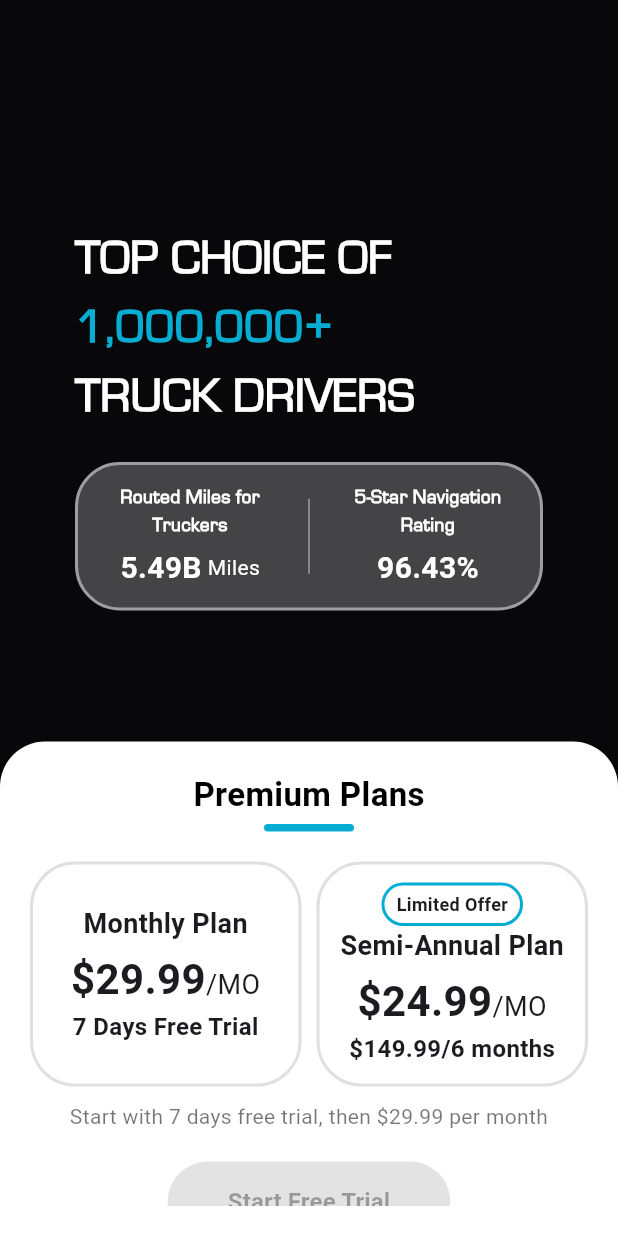
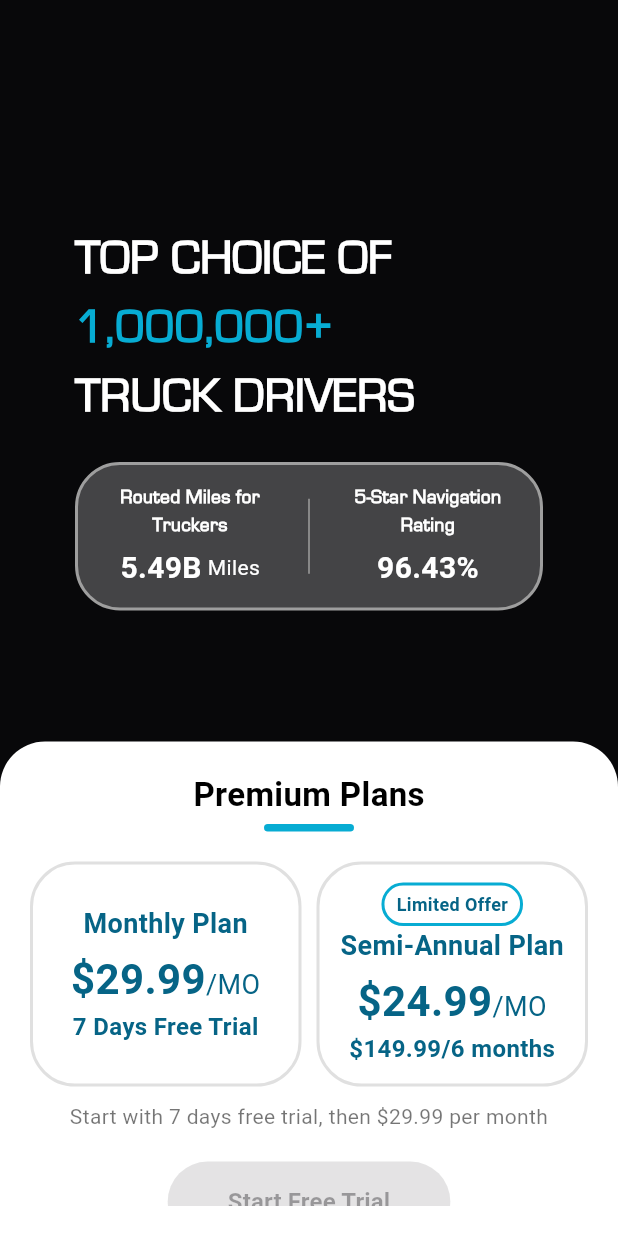
Before and after one commit to saadahmed0147/trucking-100, a Flutter app: the PaymentScreen screen opened by its route, on a phone screen of 412 x 824 dp. Run offline on Flutter 3.47's test engine with Material 3 defaults, Android fonts, the phone set to English and light mode, and no system bars; our stand-ins replace another_flushbar, firebase_auth, firebase_core, firebase_database, font_awesome_flutter, google_sign_in and 2 more; missing offline and left inert: flutter_facebook_auth; accounts and stored records are empty.

Commit message:
added color

```diff
--- a/lib/Utils/app_colors.dart
+++ b/lib/Utils/app_colors.dart
@@ -5,5 +5,7 @@ class AppColors {
   static const blackColor = Colors.black;
   static const splashBgColor = Color(0xff08080A);
   static const lightBlueColor = Color(0xff07ACD3);
+  static const darkBlueColor = Color(0xff066486);
   static const greyColor = Colors.grey;
+
 }
```
